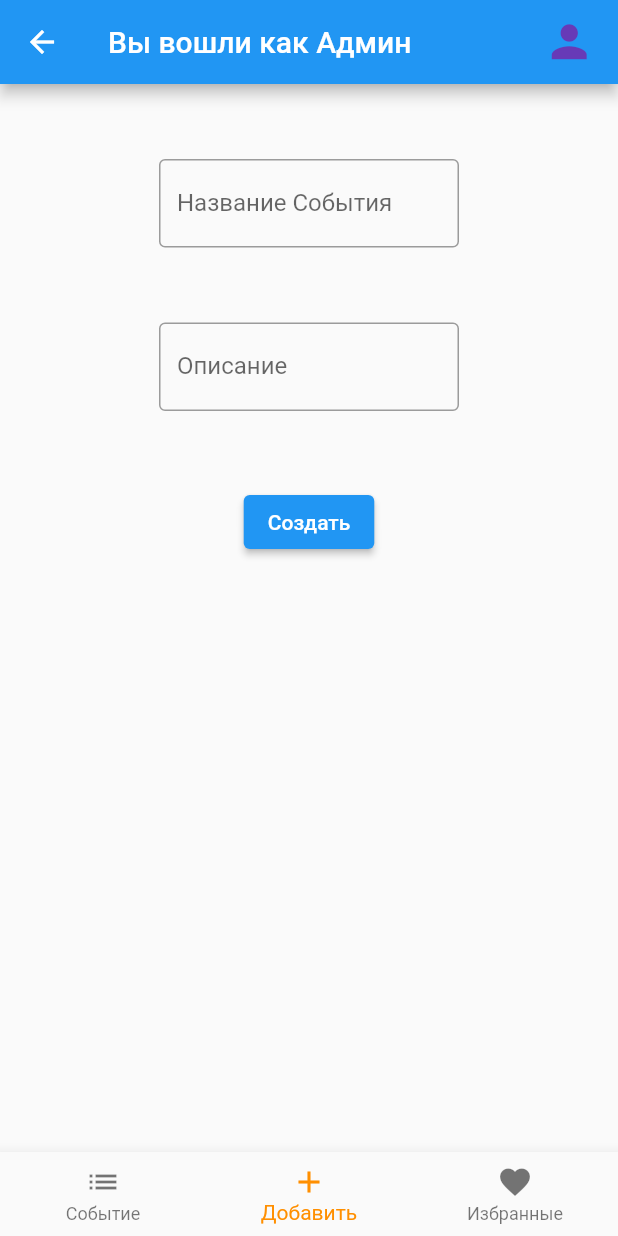
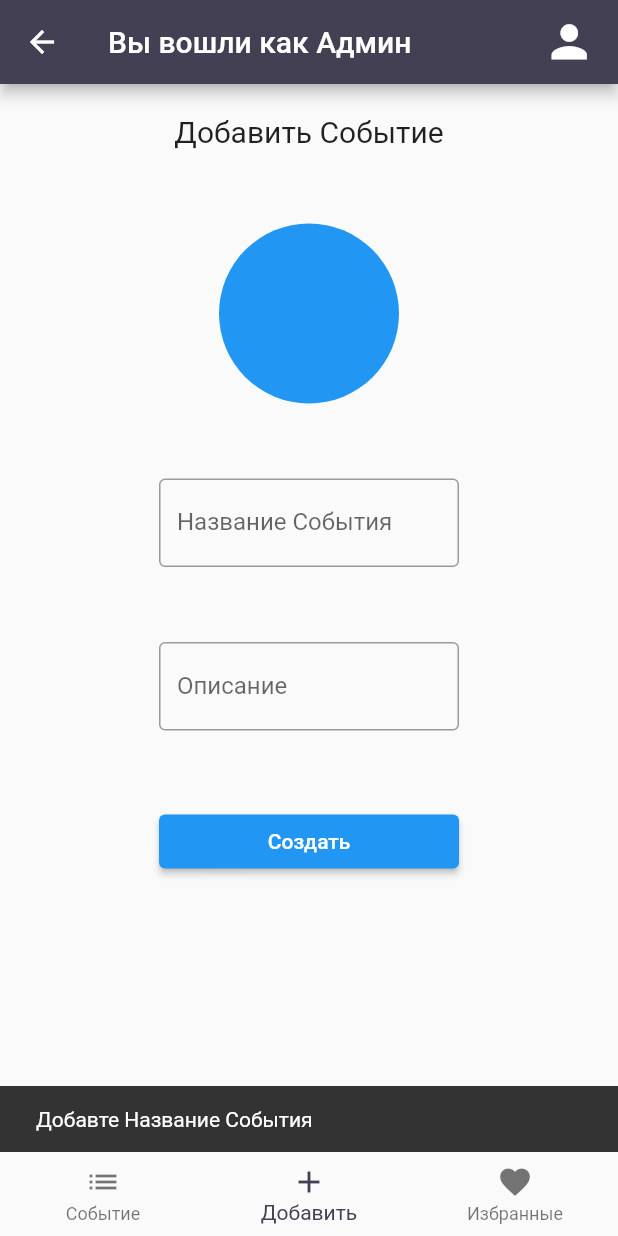
Before and after one commit to litlbo1/flutter_application_1, a Flutter app: the AdminLobby screen opened by its route, item 2 of the bottom bar chosen, after a tap on "Создать", on a phone screen of 412 x 824 dp. Run offline on Flutter 3.47's test engine with Material 2 defaults, Android fonts, the phone set to English and light mode, and no system bars; our stand-ins replace cloud_firestore, firebase_auth, firebase_core, firebase_database, firebase_storage, image_picker; accounts and stored records are empty.

Commit message:
beta_0.4

```diff
--- a/lib/AdminPages/AdminLobby.dart
+++ b/lib/AdminPages/AdminLobby.dart
@@ -28,6 +28,7 @@ class _AdminLobbyState extends State<AdminLobby> {
     return Container(
         child: Scaffold(
       appBar: AppBar(
+        backgroundColor: Color(0xFF444054),
         title: const Text('Вы вошли как Админ'),
         actions: <Widget>[
           Padding(
@@ -39,7 +40,7 @@ class _AdminLobbyState extends State<AdminLobby> {
                 icon: const Icon(
                   Icons.person,
                   size: 35,
-                  color: Colors.deepPurple,
+                  color: Colors.white,
                 ),
               )),
         ],
@@ -61,7 +62,7 @@ class _AdminLobbyState extends State<AdminLobby> {
           ),
         ],
         currentIndex: _selectedIndex,
-        selectedItemColor: Colors.amber[800],
+        selectedItemColor: Color(0xFF444054),
         onTap: _onItemTapped,
       ),
     ));
--- a/lib/Widgets/sob_list/add_sob.dart
+++ b/lib/Widgets/sob_list/add_sob.dart
@@ -4,6 +4,9 @@ import 'package:firebase_database/firebase_database.dart';
 import 'package:flutter/material.dart';
 import 'package:flutter/src/widgets/framework.dart';
 import 'package:flutter/src/widgets/placeholder.dart';
+import 'package:firebase_storage/firebase_storage.dart';
+import 'package:image_picker/image_picker.dart';
+import 'dart:io';
 
 FirebaseAuth auth = FirebaseAuth.instance;
 FirebaseDatabase database = FirebaseDatabase.instance;
@@ -19,17 +22,71 @@ class AddSob extends StatefulWidget {
 class _AddSobState extends State<AddSob> {
   final TextEditingController _namesob = TextEditingController();
   final TextEditingController _descsob = TextEditingController();
+  final TextEditingController _photourl = TextEditingController();
+
+  String imageUrl = '';
 
   final user = FirebaseAuth.instance.currentUser;
 
+  CheckFields() {
+    String text1, text2;
+
+    text1 = _namesob.text;
+    text2 = _descsob.text;
+
+    if (text1.isEmpty) {
+      ScaffoldMessenger.of(context).showSnackBar(
+          const SnackBar(content: Text('Добавте Название События')));
+    }
+    if (text2.isEmpty) {
+      ScaffoldMessenger.of(context).showSnackBar(
+          const SnackBar(content: Text('Добавте Название События')));
+    } else {
+      CreateAcoount();
+    }
+  }
+
   void CreateAcoount() async {
+    if (imageUrl.isEmpty) {
+      ScaffoldMessenger.of(context)
+          .showSnackBar(const SnackBar(content: Text('Добавте фото')));
+      return;
+    }
+
     DocumentReference<Map<String, dynamic>> ref =
         FirebaseFirestore.instance.collection('posts').doc();
 
-    await ref.set({"name": _namesob.text, "discription": _descsob.text});
+    await ref.set({
+      "name": _namesob.text,
+      "discription": _descsob.text,
+      "image": imageUrl
+    });
 
     _namesob.clear();
     _descsob.clear();
+  }
+
+  void PhotoPicker() async {
+    ImagePicker imagePicker = ImagePicker();
+    XFile? file = await imagePicker.pickImage(source: ImageSource.gallery);
+    print('${file?.path}');
+
+    if (file == null) return;
+
+    String uniqueFileName = DateTime.now().microsecondsSinceEpoch.toString();
+
+    Reference referenceRoot = FirebaseStorage.instance.ref();
+    Reference referenceDirImages = referenceRoot.child('images');
+
+    Reference referenceImageToUpload = referenceDirImages.child(uniqueFileName);
+
+    referenceImageToUpload.putFile(File(file.path));
+
+    try {
+      await referenceImageToUpload.putFile(File(file.path));
+
+      imageUrl = await referenceImageToUpload.getDownloadURL();
+    } catch (error) {}
   }
 
   @override
@@ -40,6 +97,25 @@ class _AddSobState extends State<AddSob> {
         width: 200,
         child: Column(
           children: [
+            const Padding(
+              padding: EdgeInsets.only(top: 20),
+              child: Text(
+                'Добавить Событие',
+                style: TextStyle(fontSize: 20),
+              ),
+            ),
+            Padding(
+              padding: const EdgeInsets.only(top: 50),
+              child: GestureDetector(
+                onTap: () {
+                  PhotoPicker();
+                },
+                child: const CircleAvatar(
+                  radius: 60,
+                  backgroundColor: Colors.blue,
+                ),
+              ),
+            ),
             Padding(
               padding: const EdgeInsets.only(top: 50),
               child: TextField(
@@ -57,15 +133,18 @@ class _AddSobState extends State<AddSob> {
                     border: OutlineInputBorder(), labelText: 'Описание'),
               ),
             ),
-            Padding(
-              padding: EdgeInsets.only(top: 50),
-              child: ElevatedButton(
-                onPressed: () async {
-                  CreateAcoount();
-                },
-                child: Text("Создать"),
+            SizedBox(
+              width: 200,
+              child: Padding(
+                padding: const EdgeInsets.only(top: 50),
+                child: ElevatedButton(
+                  onPressed: () async {
+                    CheckFields();
+                  },
+                  child: const Text("Создать"),
+                ),
               ),
-            ),
+            )
           ],
         ),
       ),
--- a/pubspec.yaml
+++ b/pubspec.yaml
@@ -40,6 +40,8 @@ dependencies:
   firebase_auth_oauth: ^1.2.2
   firebase_database: ^10.0.16
   cloud_firestore: ^4.4.5
+  firebase_storage: ^11.0.16
+  image_picker: ^0.8.7+1
 
 dev_dependencies:
   flutter_test:
```
Also changed, not shown: lib/Widgets/sob_list/sob_list.dart (+20 -9 lines), lib/main.dart (+5 -2 lines), lib/firebase_options.dart, pubspec.lock, 2 other files.
